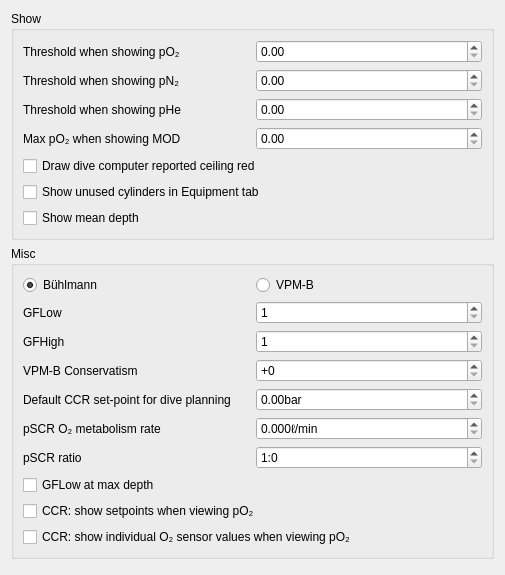
Before: the Qt Designer form desktop-widgets/preferences/preferences_graph.ui in subsurface/subsurface, drawn with Qt 5.
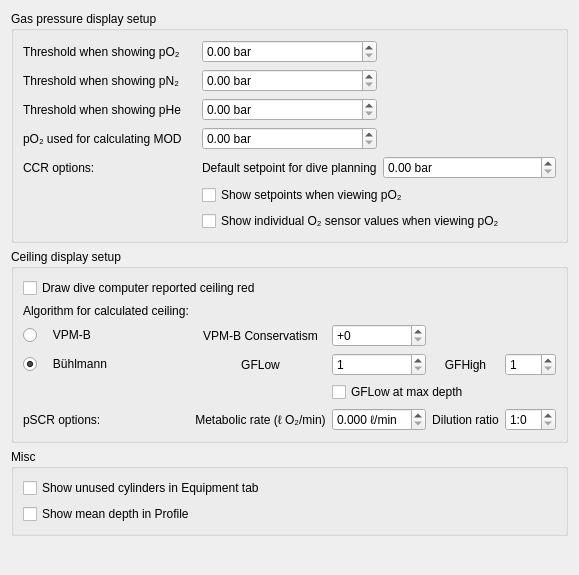
After: the same form once the commit is applied.

Commit message:
Reorganise Preferences/Graph tab
1) Reorganise existing items in Graph tab so that all gass pressure
items are together and all profile-related items are together.
2) Provide units (mostly bar) for all settings having units.

```diff
--- a/desktop-widgets/preferences/preferences_graph.ui
+++ b/desktop-widgets/preferences/preferences_graph.ui
@@ -17,7 +17,7 @@
    <item>
     <widget class="QGroupBox" name="groupBox_4">
      <property name="title">
-      <string>Show</string>
+      <string>Gas pressure display setup</string>
      </property>
      <layout class="QGridLayout" name="gridLayout">
       <item row="0" column="0">
@@ -38,6 +38,9 @@
         <property name="singleStep">
          <double>0.100000000000000</double>
         </property>
+        <property name="suffix">
+         <string> bar</string>
+        </property>
        </widget>
       </item>
       <item row="1" column="0">
@@ -58,6 +61,9 @@
         <property name="singleStep">
          <double>0.100000000000000</double>
         </property>
+        <property name="suffix">
+         <string> bar</string>
+        </property>
        </widget>
       </item>
       <item row="2" column="0">
@@ -78,6 +84,9 @@
         <property name="singleStep">
          <double>0.100000000000000</double>
         </property>
+        <property name="suffix">
+         <string> bar</string>
+        </property>
        </widget>
       </item>
       <item row="3" column="0">
@@ -86,7 +95,7 @@
          <bool>true</bool>
         </property>
         <property name="text">
-         <string>Max pO₂ when showing MOD</string>
+         <string>pO₂ used for calculating MOD</string>
         </property>
        </widget>
       </item>
@@ -98,141 +107,29 @@
         <property name="singleStep">
          <double>0.100000000000000</double>
         </property>
-       </widget>
-      </item>
-      <item row="4" column="0" colspan="2">
-       <widget class="QCheckBox" name="red_ceiling">
-        <property name="enabled">
-         <bool>true</bool>
-        </property>
-        <property name="text">
-         <string>Draw dive computer reported ceiling red</string>
-        </property>
-       </widget>
-      </item>
-      <item row="5" column="0" colspan="2">
-       <widget class="QCheckBox" name="display_unused_tanks">
-        <property name="text">
-         <string>Show unused cylinders in Equipment tab</string>
-        </property>
-       </widget>
-      </item>
-      <item row="6" column="0" colspan="2">
-       <widget class="QCheckBox" name="show_average_depth">
-        <property name="text">
-         <string>Show mean depth</string>
-        </property>
-       </widget>
-      </item>
-     </layout>
-    </widget>
-   </item>
-   <item>
-    <widget class="QGroupBox" name="groupBox_5">
-     <property name="title">
-      <string>Misc</string>
-     </property>
-     <layout class="QGridLayout" name="gridLayout_2">
-      <item row="1" column="0">
-       <widget class="QLabel" name="label_19">
-        <property name="text">
-         <string>GFLow</string>
-        </property>
-       </widget>
-      </item>
-      <item row="2" column="1">
-       <widget class="QSpinBox" name="gfhigh">
-        <property name="minimum">
-         <number>1</number>
-        </property>
-        <property name="maximum">
-         <number>150</number>
-        </property>
-       </widget>
-      </item>
-      <item row="8" column="0" colspan="2">
-       <widget class="QCheckBox" name="show_ccr_setpoint">
-        <property name="text">
-         <string>CCR: show setpoints when viewing pO₂</string>
-        </property>
-       </widget>
-      </item>
-      <item row="7" column="0" colspan="2">
-       <widget class="QCheckBox" name="gf_low_at_maxdepth">
-        <property name="text">
-         <string>GFLow at max depth</string>
-        </property>
-       </widget>
-      </item>
-      <item row="1" column="1">
-       <widget class="QSpinBox" name="gflow">
-        <property name="minimum">
-         <number>1</number>
-        </property>
-        <property name="maximum">
-         <number>150</number>
-        </property>
-       </widget>
-      </item>
-      <item row="2" column="0">
-       <widget class="QLabel" name="label_20">
-        <property name="text">
-         <string>GFHigh</string>
-        </property>
-       </widget>
-      </item>
-      <item row="6" column="1">
-       <widget class="QSpinBox" name="pscrfactor">
         <property name="suffix">
-         <string/>
-        </property>
-        <property name="prefix">
-         <string>1:</string>
-        </property>
-       </widget>
-      </item>
-      <item row="6" column="0">
-       <widget class="QLabel" name="label_28">
-        <property name="text">
-         <string>pSCR ratio</string>
-        </property>
-       </widget>
-      </item>
-      <item row="3" column="0">
-       <widget class="QLabel" name="label_21">
-        <property name="text">
-         <string>VPM-B Conservatism</string>
-        </property>
-       </widget>
-      </item>
-      <item row="9" column="0" colspan="2">
-       <widget class="QCheckBox" name="show_ccr_sensors">
-        <property name="text">
-         <string>CCR: show individual O₂ sensor values when viewing pO₂</string>
-        </property>
-       </widget>
-      </item>
-      <item row="5" column="1">
-       <widget class="QDoubleSpinBox" name="psro2rate">
-        <property name="suffix">
-         <string>ℓ/min</string>
-        </property>
-        <property name="decimals">
-         <number>3</number>
+         <string> bar</string>
         </property>
        </widget>
       </item>
       <item row="4" column="0">
        <widget class="QLabel" name="label_26">
         <property name="text">
-         <string>Default CCR set-point for dive planning</string>
+         <string>CCR options:</string>
         </property>
        </widget>
       </item>
       <item row="4" column="1">
+       <widget class="QLabel" name="label_26">
+        <property name="text">
+         <string>Default setpoint for dive planning</string>
+        </property>
+       </widget>
+      </item>
+      <item row="4" column="2">
        <widget class="QDoubleSpinBox" name="defaultSetpoint">
         <property name="suffix">
-         <string>bar</string>
+         <string> bar</string>
         </property>
         <property name="decimals">
          <number>2</number>
@@ -245,14 +142,67 @@
         </property>
        </widget>
       </item>
-      <item row="5" column="0">
-       <widget class="QLabel" name="pSCR">
+      <item row="5" column="1" colspan="2"> // row was 8
+       <widget class="QCheckBox" name="show_ccr_setpoint">
         <property name="text">
-         <string>pSCR O₂ metabolism rate</string>
+         <string>Show setpoints when viewing pO₂</string>
         </property>
        </widget>
       </item>
-      <item row="3" column="1">
+      <item row="6" column="1" colspan="2"> // row was 9
+       <widget class="QCheckBox" name="show_ccr_sensors">
+        <property name="text">
+         <string>Show individual O₂ sensor values when viewing pO₂</string>
+        </property>
+       </widget>
+      </item>
+     </layout>
+    </widget>
+   </item>
+   <item>						//  Ceiling options
+    <widget class="QGroupBox" name="groupBox_5">
+     <property name="title">
+      <string>Ceiling display setup</string>
+     </property>
+     <layout class="QGridLayout" name="gridLayout_2">
+      <item row="0" column="0" colspan="2">
+       <widget class="QCheckBox" name="red_ceiling">
+        <property name="enabled">
+         <bool>true</bool>
+        </property>
+        <property name="text">
+         <string>Draw dive computer reported ceiling red</string>
+        </property>
+       </widget>
+      </item>
+      <item row="1" column="0">
+       <widget class="QLabel" name="label_18">
+        <property name="enabled">
+         <bool>true</bool>
+        </property>
+        <property name="text">
+         <string>Algorithm for calculated ceiling:</string>
+        </property>
+       </widget>
+      </item>
+      <item row="2" column="0">
+       <widget class="QRadioButton" name="vpmb">
+        <property name="text">
+         <string>   VPM-B</string>
+        </property>
+       </widget>
+      </item>
+      <item row="2" column="1">
+       <widget class="QLabel" name="label_21">
+        <property name="text">
+         <string>VPM-B Conservatism</string>
+        </property>
+        <property name="alignment" >
+         <set>Qt::AlignCenter</set>
+        </property>
+       </widget>
+      </item>
+      <item row="2" column="2">
        <widget class="QSpinBox" name="vpmb_conservatism">
         <property name="prefix">
          <string>+</string>
@@ -265,20 +215,130 @@
         </property>
        </widget>
       </item>
-      <item row="0" column="0">
+      <item row="3" column="0">
        <widget class="QRadioButton" name="buehlmann">
         <property name="text">
-         <string>Bühlmann</string>
+         <string>   Bühlmann</string>
         </property>
         <property name="checked">
          <bool>true</bool>
         </property>
        </widget>
       </item>
-      <item row="0" column="1">
-       <widget class="QRadioButton" name="vpmb">
+      <item row="3" column="3">
+       <widget class="QLabel" name="label_20">
         <property name="text">
-         <string>VPM-B</string>
+         <string>GFHigh</string>
+        </property>
+        <property name="alignment" >
+         <set>Qt::AlignCenter</set>
+        </property>
+       </widget>
+      </item>
+      <item row="3" column="4">
+       <widget class="QSpinBox" name="gfhigh">
+        <property name="minimum">
+         <number>1</number>
+        </property>
+        <property name="maximum">
+         <number>150</number>
+        </property>
+       </widget>
+      </item>
+      <item row="3" column="1">
+       <widget class="QLabel" name="label_19">
+        <property name="text">
+         <string>GFLow</string>
+        </property>
+        <property name="alignment" >
+         <set>Qt::AlignCenter</set>
+        </property>
+       </widget>
+      </item>
+      <item row="3" column="2">
+       <widget class="QSpinBox" name="gflow">
+        <property name="minimum">
+         <number>1</number>
+        </property>
+        <property name="maximum">
+         <number>150</number>
+        </property>
+       </widget>
+      </item>
+      <item row="4" column="2" colspan="2">
+       <widget class="QCheckBox" name="gf_low_at_maxdepth">
+        <property name="text">
+         <string>GFLow at max depth</string>
+        </property>
+       </widget>
+      </item>
+      <item row="5" column="0">
+       <widget class="QLabel" name="pSCR">
+        <property name="text">
+         <string>pSCR options:</string>
+        </property>
+       </widget>
+      </item>
+      <item row="5" column="1">
+       <widget class="QLabel" name="pSCR">
+        <property name="text">
+         <string>Metabolic rate (ℓ O₂/min)</string>
+        </property>
+        <property name="alignment" >
+         <set>Qt::AlignCenter</set>
+        </property>
+       </widget>
+      </item>
+      <item row="5" column="2">
+       <widget class="QDoubleSpinBox" name="psro2rate">
+        <property name="suffix">
+         <string> ℓ/min</string>
+        </property>
+        <property name="decimals">
+         <number>3</number>
+        </property>
+       </widget>
+      </item>
+      <item row="5" column="3">
+       <widget class="QLabel" name="label_28">
+        <property name="text">
+         <string>Dilution ratio</string>
+        </property>
+        <property name="alignment" >
+         <set>Qt::AlignCenter</set>
+        </property>
+       </widget>
+      </item>
+      <item row="5" column="4">
+       <widget class="QSpinBox" name="pscrfactor">
+        <property name="suffix">
+         <string/>
+        </property>
+        <property name="prefix">
+         <string>1:</string>
+        </property>
+       </widget>
+      </item>
+     </layout>
+    </widget>
+   </item>
+   <item>						// Misc group
+    <widget class="QGroupBox" name="groupBox_5">
+     <property name="title">
+      <string>Misc</string>
+     </property>
+     <layout class="QGridLayout" name="gridLayout_2">
+      <item row="0" column="0" colspan="2">
+       <widget class="QCheckBox" name="display_unused_tanks">
+        <property name="text">
+         <string>Show unused cylinders in Equipment tab</string>
+        </property>
+       </widget>
+      </item>
+      <item row="1" column="0" colspan="2">
+       <widget class="QCheckBox" name="show_average_depth">
+        <property name="text">
+         <string>Show mean depth in Profile</string>
         </property>
        </widget>
       </item>
```
Left out of the diff: 20 changed lines with no effect on the pictures.
